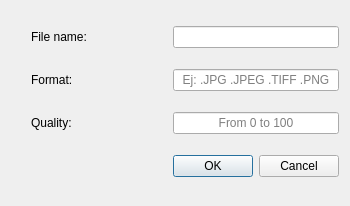
Before: the Qt Designer form saveimagedialog.ui in alephshahor/Pinzo, drawn with Qt 5.
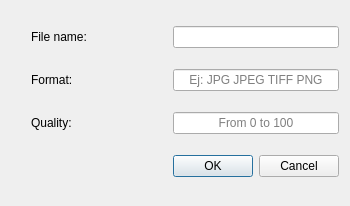
After: the same form once the commit is applied.

The edit to the form file:
```diff
--- a/saveimagedialog.ui
+++ b/saveimagedialog.ui
@@ -100,7 +100,7 @@
       <set>Qt::AlignCenter</set>
      </property>
      <property name="placeholderText">
-      <string>Ej: .JPG .JPEG .TIFF .PNG</string>
+      <string>Ej: JPG JPEG TIFF PNG</string>
      </property>
     </widget>
    </item>
```
Left out of the diff: 3 changed lines with no effect on the pictures.
